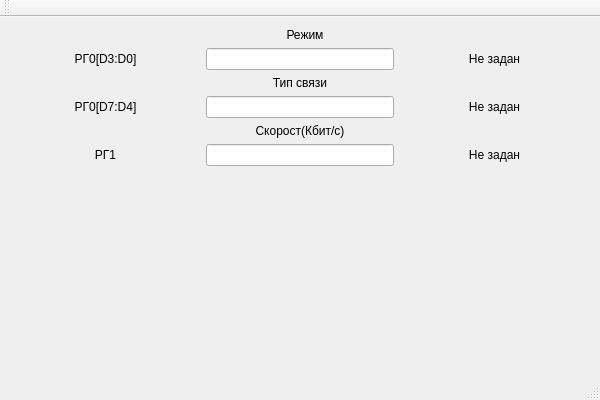
Qt form DeviceVS/DeviceVS.ui (AleksandrKajl/DeviceVS) before a commit.
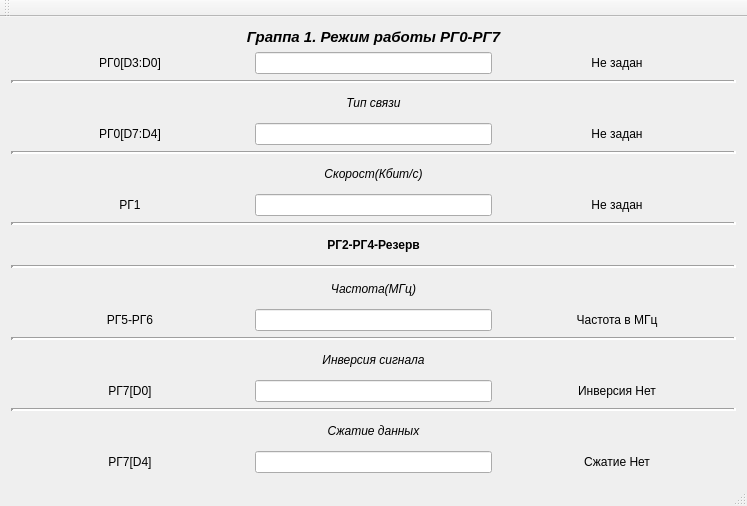
The same form after that commit.

Commit message: Форма нруппы регистров 1

```diff
--- a/DeviceVS/DeviceVS.ui
+++ b/DeviceVS/DeviceVS.ui
@@ -6,29 +6,43 @@
    <rect>
     <x>0</x>
     <y>0</y>
-    <width>600</width>
-    <height>400</height>
+    <width>747</width>
+    <height>506</height>
    </rect>
   </property>
   <property name="windowTitle">
    <string>DeviceVS</string>
   </property>
   <widget class="QWidget" name="centralWidget">
+   <property name="sizePolicy">
+    <sizepolicy hsizetype="Preferred" vsizetype="Preferred">
+     <horstretch>0</horstretch>
+     <verstretch>0</verstretch>
+    </sizepolicy>
+   </property>
    <layout class="QGridLayout" name="gridLayout">
-    <item row="3" column="1">
-     <widget class="QLabel" name="label_7">
-      <property name="text">
-       <string>Скорост(Кбит/c)</string>
-      </property>
-      <property name="alignment">
-       <set>Qt::AlignCenter</set>
-      </property>
-     </widget>
-    </item>
-    <item row="2" column="1">
+    <item row="1" column="0">
      <layout class="QGridLayout" name="gridLayout_5">
-      <item row="0" column="1">
-       <widget class="QLineEdit" name="lineEdit_2">
+      <property name="sizeConstraint">
+       <enum>QLayout::SetDefaultConstraint</enum>
+      </property>
+      <item row="7" column="1">
+       <widget class="QLabel" name="label_7">
+        <property name="font">
+         <font>
+          <italic>true</italic>
+         </font>
+        </property>
+        <property name="text">
+         <string>Скорост(Кбит/c)</string>
+        </property>
+        <property name="alignment">
+         <set>Qt::AlignCenter</set>
+        </property>
+       </widget>
+      </item>
+      <item row="13" column="1">
+       <widget class="QLineEdit" name="lineEdit_4">
         <property name="sizePolicy">
          <sizepolicy hsizetype="Preferred" vsizetype="Preferred">
           <horstretch>0</horstretch>
@@ -40,54 +54,7 @@
         </property>
        </widget>
       </item>
-      <item row="0" column="0">
-       <widget class="QLabel" name="label_3">
-        <property name="sizePolicy">
-         <sizepolicy hsizetype="Minimum" vsizetype="Maximum">
-          <horstretch>0</horstretch>
-          <verstretch>0</verstretch>
-         </sizepolicy>
-        </property>
-        <property name="layoutDirection">
-         <enum>Qt::LeftToRight</enum>
-        </property>
-        <property name="text">
-         <string>РГ0[D7:D4]</string>
-        </property>
-        <property name="alignment">
-         <set>Qt::AlignCenter</set>
-        </property>
-       </widget>
-      </item>
-      <item row="0" column="2">
-       <widget class="QLabel" name="label_4">
-        <property name="text">
-         <string>Не задан</string>
-        </property>
-        <property name="alignment">
-         <set>Qt::AlignCenter</set>
-        </property>
-       </widget>
-      </item>
-     </layout>
-    </item>
-    <item row="1" column="1">
-     <layout class="QVBoxLayout" name="verticalLayout_2">
-      <item>
-       <widget class="QLabel" name="label_6">
-        <property name="text">
-         <string>Тип связи</string>
-        </property>
-        <property name="alignment">
-         <set>Qt::AlignCenter</set>
-        </property>
-       </widget>
-      </item>
-     </layout>
-    </item>
-    <item row="4" column="1">
-     <layout class="QGridLayout" name="gridLayout_6">
-      <item row="0" column="0">
+      <item row="8" column="0">
        <widget class="QLabel" name="label_8">
         <property name="sizePolicy">
          <sizepolicy hsizetype="Minimum" vsizetype="Maximum">
@@ -106,7 +73,70 @@
         </property>
        </widget>
       </item>
-      <item row="0" column="1">
+      <item row="14" column="0" colspan="3">
+       <widget class="Line" name="line_7">
+        <property name="lineWidth">
+         <number>3</number>
+        </property>
+        <property name="orientation">
+         <enum>Qt::Horizontal</enum>
+        </property>
+       </widget>
+      </item>
+      <item row="6" column="0" colspan="3">
+       <widget class="Line" name="line_4">
+        <property name="lineWidth">
+         <number>3</number>
+        </property>
+        <property name="orientation">
+         <enum>Qt::Horizontal</enum>
+        </property>
+       </widget>
+      </item>
+      <item row="18" column="1">
+       <widget class="QLabel" name="label_17">
+        <property name="font">
+         <font>
+          <italic>true</italic>
+         </font>
+        </property>
+        <property name="text">
+         <string>Сжатие данных</string>
+        </property>
+        <property name="alignment">
+         <set>Qt::AlignCenter</set>
+        </property>
+       </widget>
+      </item>
+      <item row="16" column="1">
+       <widget class="QLineEdit" name="lineEdit_5">
+        <property name="sizePolicy">
+         <sizepolicy hsizetype="Preferred" vsizetype="Preferred">
+          <horstretch>0</horstretch>
+          <verstretch>0</verstretch>
+         </sizepolicy>
+        </property>
+        <property name="alignment">
+         <set>Qt::AlignCenter</set>
+        </property>
+       </widget>
+      </item>
+      <item row="12" column="1">
+       <widget class="QLabel" name="label_11">
+        <property name="font">
+         <font>
+          <italic>true</italic>
+         </font>
+        </property>
+        <property name="text">
+         <string>Частота(МГц)</string>
+        </property>
+        <property name="alignment">
+         <set>Qt::AlignCenter</set>
+        </property>
+       </widget>
+      </item>
+      <item row="8" column="1">
        <widget class="QLineEdit" name="lineEdit_3">
         <property name="sizePolicy">
          <sizepolicy hsizetype="Preferred" vsizetype="Preferred">
@@ -119,8 +149,8 @@
         </property>
        </widget>
       </item>
-      <item row="0" column="2">
-       <widget class="QLabel" name="label_9">
+      <item row="5" column="2">
+       <widget class="QLabel" name="label_4">
         <property name="text">
          <string>Не задан</string>
         </property>
@@ -129,14 +159,7 @@
         </property>
        </widget>
       </item>
-     </layout>
-    </item>
-    <item row="0" column="1">
-     <layout class="QGridLayout" name="gridLayout_2">
-      <property name="sizeConstraint">
-       <enum>QLayout::SetDefaultConstraint</enum>
-      </property>
-      <item row="1" column="1">
+      <item row="2" column="1">
        <widget class="QLineEdit" name="lineEdit">
         <property name="sizePolicy">
          <sizepolicy hsizetype="Preferred" vsizetype="Preferred">
@@ -149,39 +172,46 @@
         </property>
        </widget>
       </item>
-      <item row="0" column="0" colspan="3">
-       <layout class="QVBoxLayout" name="verticalLayout" stretch="0">
-        <property name="spacing">
-         <number>0</number>
+      <item row="16" column="0">
+       <widget class="QLabel" name="label_15">
+        <property name="sizePolicy">
+         <sizepolicy hsizetype="Minimum" vsizetype="Maximum">
+          <horstretch>0</horstretch>
+          <verstretch>0</verstretch>
+         </sizepolicy>
         </property>
-        <property name="sizeConstraint">
-         <enum>QLayout::SetDefaultConstraint</enum>
+        <property name="layoutDirection">
+         <enum>Qt::LeftToRight</enum>
         </property>
-        <property name="leftMargin">
-         <number>10</number>
+        <property name="text">
+         <string>РГ7[D0]</string>
         </property>
-        <property name="topMargin">
-         <number>0</number>
+        <property name="alignment">
+         <set>Qt::AlignCenter</set>
         </property>
-        <item>
-         <widget class="QLabel" name="label_5">
-          <property name="sizePolicy">
-           <sizepolicy hsizetype="Minimum" vsizetype="Fixed">
-            <horstretch>0</horstretch>
-            <verstretch>0</verstretch>
-           </sizepolicy>
-          </property>
-          <property name="text">
-           <string>Режим</string>
-          </property>
-          <property name="alignment">
-           <set>Qt::AlignCenter</set>
-          </property>
-         </widget>
-        </item>
-       </layout>
+       </widget>
       </item>
-      <item row="1" column="2">
+      <item row="9" column="0" colspan="3">
+       <widget class="Line" name="line_5">
+        <property name="lineWidth">
+         <number>3</number>
+        </property>
+        <property name="orientation">
+         <enum>Qt::Horizontal</enum>
+        </property>
+       </widget>
+      </item>
+      <item row="11" column="0" colspan="3">
+       <widget class="Line" name="line_6">
+        <property name="lineWidth">
+         <number>3</number>
+        </property>
+        <property name="orientation">
+         <enum>Qt::Horizontal</enum>
+        </property>
+       </widget>
+      </item>
+      <item row="2" column="2">
        <widget class="QLabel" name="label_2">
         <property name="text">
          <string>Не задан</string>
@@ -191,7 +221,113 @@
         </property>
        </widget>
       </item>
-      <item row="1" column="0">
+      <item row="3" column="0" colspan="3">
+       <widget class="Line" name="line">
+        <property name="lineWidth">
+         <number>3</number>
+        </property>
+        <property name="orientation">
+         <enum>Qt::Horizontal</enum>
+        </property>
+       </widget>
+      </item>
+      <item row="13" column="2">
+       <widget class="QLabel" name="label_12">
+        <property name="text">
+         <string>Частота в МГц</string>
+        </property>
+        <property name="alignment">
+         <set>Qt::AlignCenter</set>
+        </property>
+       </widget>
+      </item>
+      <item row="8" column="2">
+       <widget class="QLabel" name="label_9">
+        <property name="text">
+         <string>Не задан</string>
+        </property>
+        <property name="alignment">
+         <set>Qt::AlignCenter</set>
+        </property>
+       </widget>
+      </item>
+      <item row="10" column="1">
+       <widget class="QLabel" name="label_10">
+        <property name="font">
+         <font>
+          <bold>true</bold>
+         </font>
+        </property>
+        <property name="text">
+         <string>РГ2-РГ4-Резерв</string>
+        </property>
+        <property name="alignment">
+         <set>Qt::AlignCenter</set>
+        </property>
+       </widget>
+      </item>
+      <item row="5" column="0">
+       <widget class="QLabel" name="label_3">
+        <property name="sizePolicy">
+         <sizepolicy hsizetype="Minimum" vsizetype="Maximum">
+          <horstretch>0</horstretch>
+          <verstretch>0</verstretch>
+         </sizepolicy>
+        </property>
+        <property name="layoutDirection">
+         <enum>Qt::LeftToRight</enum>
+        </property>
+        <property name="text">
+         <string>РГ0[D7:D4]</string>
+        </property>
+        <property name="alignment">
+         <set>Qt::AlignCenter</set>
+        </property>
+       </widget>
+      </item>
+      <item row="16" column="2">
+       <widget class="QLabel" name="label_16">
+        <property name="text">
+         <string>Инверсия Нет</string>
+        </property>
+        <property name="alignment">
+         <set>Qt::AlignCenter</set>
+        </property>
+       </widget>
+      </item>
+      <item row="13" column="0">
+       <widget class="QLabel" name="label_13">
+        <property name="sizePolicy">
+         <sizepolicy hsizetype="Minimum" vsizetype="Maximum">
+          <horstretch>0</horstretch>
+          <verstretch>0</verstretch>
+         </sizepolicy>
+        </property>
+        <property name="layoutDirection">
+         <enum>Qt::LeftToRight</enum>
+        </property>
+        <property name="text">
+         <string>РГ5-РГ6</string>
+        </property>
+        <property name="alignment">
+         <set>Qt::AlignCenter</set>
+        </property>
+       </widget>
+      </item>
+      <item row="19" column="1">
+       <widget class="QLineEdit" name="lineEdit_6">
+        <property name="sizePolicy">
+         <sizepolicy hsizetype="Preferred" vsizetype="Preferred">
+          <horstretch>0</horstretch>
+          <verstretch>0</verstretch>
+         </sizepolicy>
+        </property>
+        <property name="alignment">
+         <set>Qt::AlignCenter</set>
+        </property>
+       </widget>
+      </item>
+      <item row="2" column="0">
        <widget class="QLabel" name="label">
         <property name="sizePolicy">
          <sizepolicy hsizetype="Minimum" vsizetype="Maximum">
@@ -210,21 +346,113 @@
         </property>
        </widget>
       </item>
+      <item row="19" column="2">
+       <widget class="QLabel" name="label_19">
+        <property name="text">
+         <string>Сжатие Нет</string>
+        </property>
+        <property name="alignment">
+         <set>Qt::AlignCenter</set>
+        </property>
+       </widget>
+      </item>
+      <item row="1" column="0" colspan="3">
+       <widget class="QLabel" name="label_5">
+        <property name="sizePolicy">
+         <sizepolicy hsizetype="Minimum" vsizetype="Fixed">
+          <horstretch>0</horstretch>
+          <verstretch>0</verstretch>
+         </sizepolicy>
+        </property>
+        <property name="font">
+         <font>
+          <pointsize>11</pointsize>
+          <italic>true</italic>
+          <bold>true</bold>
+         </font>
+        </property>
+        <property name="text">
+         <string>Граппа 1. Режим работы РГ0-РГ7</string>
+        </property>
+        <property name="alignment">
+         <set>Qt::AlignCenter</set>
+        </property>
+       </widget>
+      </item>
+      <item row="15" column="1">
+       <widget class="QLabel" name="label_14">
+        <property name="font">
+         <font>
+          <italic>true</italic>
+         </font>
+        </property>
+        <property name="text">
+         <string>Инверсия сигнала</string>
+        </property>
+        <property name="alignment">
+         <set>Qt::AlignCenter</set>
+        </property>
+       </widget>
+      </item>
+      <item row="19" column="0">
+       <widget class="QLabel" name="label_18">
+        <property name="sizePolicy">
+         <sizepolicy hsizetype="Minimum" vsizetype="Maximum">
+          <horstretch>0</horstretch>
+          <verstretch>0</verstretch>
+         </sizepolicy>
+        </property>
+        <property name="layoutDirection">
+         <enum>Qt::LeftToRight</enum>
+        </property>
+        <property name="text">
+         <string>РГ7[D4]</string>
+        </property>
+        <property name="alignment">
+         <set>Qt::AlignCenter</set>
+        </property>
+       </widget>
+      </item>
+      <item row="5" column="1">
+       <widget class="QLineEdit" name="lineEdit_2">
+        <property name="sizePolicy">
+         <sizepolicy hsizetype="Preferred" vsizetype="Preferred">
+          <horstretch>0</horstretch>
+          <verstretch>0</verstretch>
+         </sizepolicy>
+        </property>
+        <property name="alignment">
+         <set>Qt::AlignCenter</set>
+        </property>
+       </widget>
+      </item>
+      <item row="4" column="1">
+       <widget class="QLabel" name="label_6">
+        <property name="font">
+         <font>
+          <italic>true</italic>
+         </font>
+        </property>
+        <property name="text">
+         <string>Тип связи</string>
+        </property>
+        <property name="alignment">
+         <set>Qt::AlignCenter</set>
+        </property>
+       </widget>
+      </item>
+      <item row="17" column="0" colspan="3">
+       <widget class="Line" name="line_8">
+        <property name="lineWidth">
+         <number>3</number>
+        </property>
+        <property name="orientation">
+         <enum>Qt::Horizontal</enum>
+        </property>
+       </widget>
+      </item>
      </layout>
     </item>
-    <item row="5" column="1">
-     <spacer name="verticalSpacer">
-      <property name="orientation">
-       <enum>Qt::Vertical</enum>
-      </property>
-      <property name="sizeHint" stdset="0">
-       <size>
-        <width>20</width>
-        <height>40</height>
-       </size>
-      </property>
-     </spacer>
-    </item>
    </layout>
   </widget>
   <widget class="QMenuBar" name="menuBar">
```
Left out of the diff: 2 changed lines with no effect on the pictures.
